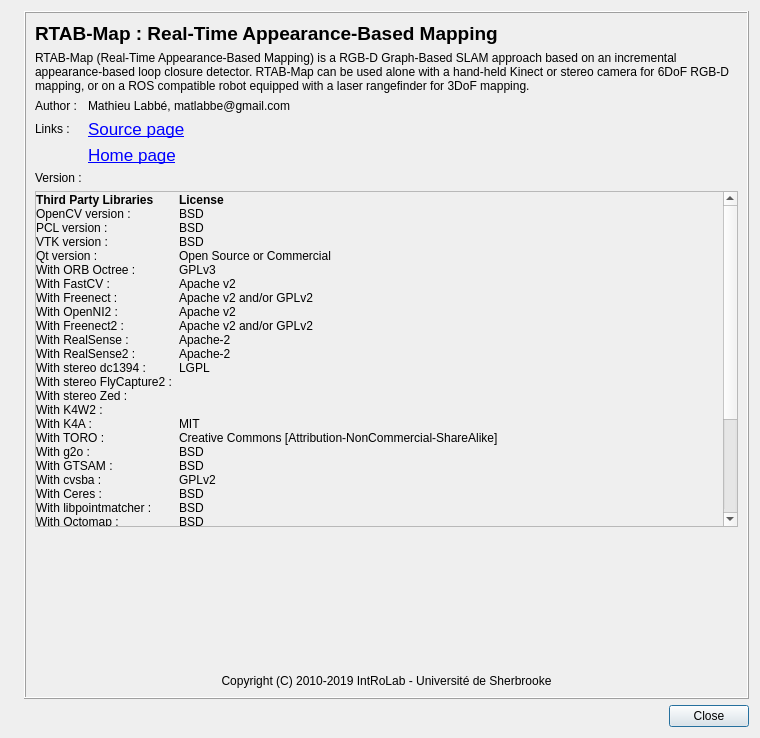
Qt form guilib/src/ui/aboutDialog.ui (introlab/rtabmap) before a commit.
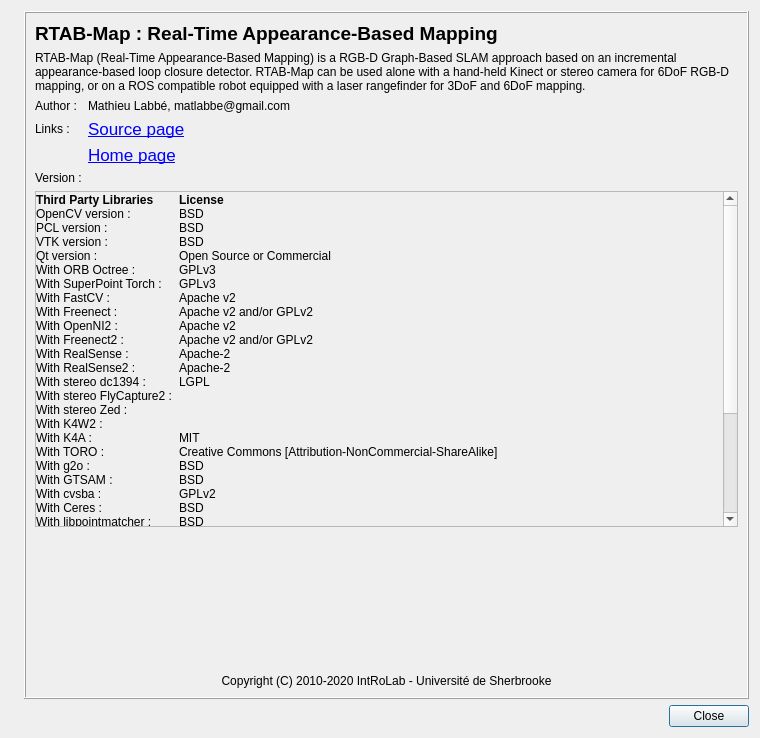
The same form after that commit. Icons and pictures are not drawn.

Commit message: 0.19.7: added SuperPoint Torch feature support. RegVis: keep Feature2D detectors as class members instead of recreating them at each registration.

The edit to the form file:
```diff
--- a/guilib/src/ui/aboutDialog.ui
+++ b/guilib/src/ui/aboutDialog.ui
@@ -64,7 +64,7 @@
         <item>
          <widget class="QLabel" name="label_9">
           <property name="text">
-           <string>RTAB-Map (Real-Time Appearance-Based Mapping) is a RGB-D Graph-Based SLAM approach based on an incremental appearance-based loop closure detector. RTAB-Map can be used alone with a hand-held Kinect or stereo camera for 6DoF RGB-D mapping, or on a ROS compatible robot equipped with a laser rangefinder for 3DoF mapping.</string>
+           <string>RTAB-Map (Real-Time Appearance-Based Mapping) is a RGB-D Graph-Based SLAM approach based on an incremental appearance-based loop closure detector. RTAB-Map can be used alone with a hand-held Kinect or stereo camera for 6DoF RGB-D mapping, or on a ROS compatible robot equipped with a laser rangefinder for 3DoF and 6DoF mapping.</string>
           </property>
           <property name="alignment">
            <set>Qt::AlignLeading|Qt::AlignLeft|Qt::AlignVCenter</set>
@@ -162,9 +162,9 @@
            <property name="geometry">
             <rect>
              <x>0</x>
-             <y>-387</y>
+             <y>0</y>
              <width>596</width>
-             <height>797</height>
+             <height>820</height>
             </rect>
            </property>
            <layout class="QVBoxLayout" name="verticalLayout_2">
@@ -185,7 +185,7 @@
             </property>
             <item>
              <layout class="QGridLayout" name="gridLayout_2" columnstretch="0,0,1">
-              <item row="14" column="0">
+              <item row="15" column="0">
                <widget class="QLabel" name="label_21">
                 <property name="text">
                  <string>With stereo Zed :</string>
@@ -195,7 +195,7 @@
                 </property>
                </widget>
               </item>
-              <item row="27" column="0">
+              <item row="28" column="0">
                <widget class="QLabel" name="label_25">
                 <property name="text">
                  <string>With FOVIS :</string>
@@ -205,7 +205,7 @@
                 </property>
                </widget>
               </item>
-              <item row="27" column="2">
+              <item row="28" column="2">
                <widget class="QLabel" name="label_fovis_license">
                 <property name="text">
                  <string>GPLv2</string>
@@ -238,7 +238,7 @@
                 </property>
                </widget>
               </item>
-              <item row="11" column="1">
+              <item row="12" column="1">
                <widget class="QLabel" name="label_realsense2">
                 <property name="text">
                  <string/>
@@ -251,7 +251,7 @@
                 </property>
                </widget>
               </item>
-              <item row="31" column="0">
+              <item row="32" column="0">
                <widget class="QLabel" name="label_35">
                 <property name="text">
                  <string>With OKVIS :</string>
@@ -261,7 +261,7 @@
                 </property>
                </widget>
               </item>
-              <item row="29" column="1">
+              <item row="30" column="1">
                <widget class="QLabel" name="label_dvo">
                 <property name="text">
                  <string/>
@@ -274,7 +274,7 @@
                 </property>
                </widget>
               </item>
-              <item row="8" column="1">
+              <item row="9" column="1">
                <widget class="QLabel" name="label_openni2">
                 <property name="text">
                  <string/>
@@ -297,7 +297,7 @@
                 </property>
                </widget>
               </item>
-              <item row="11" column="2">
+              <item row="12" column="2">
                <widget class="QLabel" name="label_realsense2_license">
                 <property name="text">
                  <string>Apache-2</string>
@@ -307,7 +307,7 @@
                 </property>
                </widget>
               </item>
-              <item row="31" column="1">
+              <item row="32" column="1">
                <widget class="QLabel" name="label_okvis">
                 <property name="text">
                  <string/>
@@ -320,7 +320,7 @@
                 </property>
                </widget>
               </item>
-              <item row="33" column="0">
+              <item row="34" column="0">
                <widget class="QLabel" name="label_34">
                 <property name="text">
                  <string>With MSCKF :</string>
@@ -330,7 +330,7 @@
                 </property>
                </widget>
               </item>
-              <item row="23" column="1">
+              <item row="24" column="1">
                <widget class="QLabel" name="label_octomap">
                 <property name="text">
                  <string/>
@@ -343,7 +343,7 @@
                 </property>
                </widget>
               </item>
-              <item row="33" column="1">
+              <item row="34" column="1">
                <widget class="QLabel" name="label_msckf">
                 <property name="text">
                  <string/>
@@ -356,7 +356,7 @@
                 </property>
                </widget>
               </item>
-              <item row="8" column="2">
+              <item row="9" column="2">
                <widget class="QLabel" name="label_openni2_license">
                 <property name="text">
                  <string>Apache v2</string>
@@ -376,7 +376,7 @@
                 </property>
                </widget>
               </item>
-              <item row="15" column="0">
+              <item row="16" column="0">
                <widget class="QLabel" name="label_38">
                 <property name="text">
                  <string>With K4W2 :</string>
@@ -386,7 +386,7 @@
                 </property>
                </widget>
               </item>
-              <item row="14" column="1">
+              <item row="15" column="1">
                <widget class="QLabel" name="label_zed">
                 <property name="text">
                  <string/>
@@ -399,7 +399,7 @@
                 </property>
                </widget>
               </item>
-              <item row="24" column="0">
+              <item row="25" column="0">
                <widget class="QLabel" name="label_24">
                 <property name="text">
                  <string>With CPU-TSDF :</string>
@@ -409,7 +409,7 @@
                 </property>
                </widget>
               </item>
-              <item row="12" column="0">
+              <item row="13" column="0">
                <widget class="QLabel" name="label_16">
                 <property name="text">
                  <string>With stereo dc1394 :</string>
@@ -419,7 +419,7 @@
                 </property>
                </widget>
               </item>
-              <item row="28" column="0">
+              <item row="29" column="0">
                <widget class="QLabel" name="label_26">
                 <property name="text">
                  <string>With Viso2 :</string>
@@ -429,7 +429,7 @@
                 </property>
                </widget>
               </item>
-              <item row="30" column="0">
+              <item row="31" column="0">
                <widget class="QLabel" name="label_28">
                 <property name="text">
                  <string>With ORB SLAM 2 :</string>
@@ -449,7 +449,7 @@
                 </property>
                </widget>
               </item>
-              <item row="30" column="1">
+              <item row="31" column="1">
                <widget class="QLabel" name="label_orbslam2">
                 <property name="text">
                  <string/>
@@ -462,7 +462,7 @@
                 </property>
                </widget>
               </item>
-              <item row="12" column="2">
+              <item row="13" column="2">
                <widget class="QLabel" name="label_dc1394_license">
                 <property name="text">
                  <string>LGPL</string>
@@ -472,7 +472,7 @@
                 </property>
                </widget>
               </item>
-              <item row="28" column="2">
+              <item row="29" column="2">
                <widget class="QLabel" name="label_viso2_license">
                 <property name="text">
                  <string>GPLv3</string>
@@ -482,7 +482,7 @@
                 </property>
                </widget>
               </item>
-              <item row="13" column="0">
+              <item row="14" column="0">
                <widget class="QLabel" name="label_17">
                 <property name="text">
                  <string>With stereo FlyCapture2 :</string>
@@ -492,7 +492,7 @@
                 </property>
                </widget>
               </item>
-              <item row="23" column="0">
+              <item row="24" column="0">
                <widget class="QLabel" name="label_20">
                 <property name="text">
                  <string>With Octomap :</string>
@@ -502,7 +502,7 @@
                 </property>
                </widget>
               </item>
-              <item row="17" column="0">
+              <item row="18" column="0">
                <widget class="QLabel" name="label_77">
                 <property name="text">
                  <string>With TORO :</string>
@@ -512,7 +512,7 @@
                 </property>
                </widget>
               </item>
-              <item row="27" column="1">
+              <item row="28" column="1">
                <widget class="QLabel" name="label_fovis">
                 <property name="text">
                  <string/>
@@ -525,7 +525,7 @@
                 </property>
                </widget>
               </item>
-              <item row="23" column="2">
+              <item row="24" column="2">
                <widget class="QLabel" name="label_octomap_license">
                 <property name="text">
                  <string>BSD</string>
@@ -535,7 +535,7 @@
                 </property>
                </widget>
               </item>
-              <item row="9" column="0">
+              <item row="10" column="0">
                <widget class="QLabel" name="label_15">
                 <property name="text">
                  <string>With Freenect2 :</string>
@@ -545,7 +545,7 @@
                 </property>
                </widget>
               </item>
-              <item row="13" column="1">
+              <item row="14" column="1">
                <widget class="QLabel" name="label_flycapture2">
                 <property name="text">
                  <string/>
@@ -568,7 +568,7 @@
                 </property>
                </widget>
               </item>
-              <item row="9" column="2">
+              <item row="10" column="2">
                <widget class="QLabel" name="label_freenect2_license">
                 <property name="text">
                  <string>Apache v2 and/or GPLv2</string>
@@ -578,7 +578,7 @@
                 </property>
                </widget>
               </item>
-              <item row="24" column="1">
+              <item row="25" column="1">
                <widget class="QLabel" name="label_cputsdf">
                 <property name="text">
                  <string/>
@@ -591,7 +591,7 @@
                 </property>
                </widget>
               </item>
-              <item row="10" column="0">
+              <item row="11" column="0">
                <widget class="QLabel" name="label_22">
                 <property name="text">
                  <string>With RealSense :</string>
@@ -601,7 +601,7 @@
                 </property>
                </widget>
               </item>
-              <item row="20" column="0">
+              <item row="21" column="0">
                <widget class="QLabel" name="label_18">
                 <property name="text">
                  <string>With cvsba :</string>
@@ -611,7 +611,7 @@
                 </property>
                </widget>
               </item>
-              <item row="18" column="0">
+              <item row="19" column="0">
                <widget class="QLabel" name="label_14">
                 <property name="text">
                  <string>With g2o :</string>
@@ -621,7 +621,7 @@
                 </property>
                </widget>
               </item>
-              <item row="20" column="1">
+              <item row="21" column="1">
                <widget class="QLabel" name="label_cvsba">
                 <property name="text">
                  <string/>
@@ -634,7 +634,7 @@
                 </property>
                </widget>
               </item>
-              <item row="7" column="2">
+              <item row="8" column="2">
                <widget class="QLabel" name="label_freenect_license">
                 <property name="text">
                  <string>Apache v2 and/or GPLv2</string>
@@ -644,7 +644,7 @@
                 </property>
                </widget>
               </item>
-              <item row="19" column="1">
+              <item row="20" column="1">
                <widget class="QLabel" name="label_gtsam">
                 <property name="text">
                  <string/>
@@ -670,7 +670,7 @@
                 </property>
                </widget>
               </item>
-              <item row="19" column="0">
+              <item row="20" column="0">
                <widget class="QLabel" name="label_19">
                 <property name="text">
                  <string>With GTSAM :</string>
@@ -680,7 +680,7 @@
                 </property>
                </widget>
               </item>
-              <item row="12" column="1">
+              <item row="13" column="1">
                <widget class="QLabel" name="label_dc1394">
                 <property name="text">
                  <string/>
@@ -703,7 +703,7 @@
                 </property>
                </widget>
               </item>
-              <item row="7" column="0">
+              <item row="8" column="0">
                <widget class="QLabel" name="label_12">
                 <property name="text">
                  <string>With Freenect :</string>
@@ -713,7 +713,7 @@
                 </property>
                </widget>
               </item>
-              <item row="7" column="1">
+              <item row="8" column="1">
                <widget class="QLabel" name="label_freenect">
                 <property name="text">
                  <string/>
@@ -736,7 +736,7 @@
                 </property>
                </widget>
               </item>
-              <item row="22" column="0">
+              <item row="23" column="0">
                <widget class="QLabel" name="label_29">
                 <property name="text">
                  <string>With libpointmatcher :</string>
@@ -746,7 +746,7 @@
                 </property>
                </widget>
               </item>
-              <item row="18" column="1">
+              <item row="19" column="1">
                <widget class="QLabel" name="label_g2o">
                 <property name="text">
                  <string/>
@@ -772,7 +772,7 @@
                 </property>
                </widget>
               </item>
-              <item row="9" column="1">
+              <item row="10" column="1">
                <widget class="QLabel" name="label_freenect2">
                 <property name="text">
                  <string/>
@@ -785,7 +785,7 @@
                 </property>
                </widget>
               </item>
-              <item row="11" column="0">
+              <item row="12" column="0">
                <widget class="QLabel" name="label_33">
                 <property name="text">
                  <string>With RealSense2 :</string>
@@ -795,7 +795,7 @@
                 </property>
                </widget>
               </item>
-              <item row="33" column="2">
+              <item row="34" column="2">
                <widget class="QLabel" name="label_msckf_license">
                 <property name="text">
                  <string>Penn Software License</string>
@@ -805,7 +805,7 @@
                 </property>
                </widget>
               </item>
-              <item row="10" column="1">
+              <item row="11" column="1">
                <widget class="QLabel" name="label_realsense">
                 <property name="text">
                  <string/>
@@ -818,7 +818,7 @@
                 </property>
                </widget>
               </item>
-              <item row="29" column="2">
+              <item row="30" column="2">
                <widget class="QLabel" name="label_dvo_license">
                 <property name="text">
                  <string>GPLv3</string>
@@ -828,7 +828,7 @@
                 </property>
                </widget>
               </item>
-              <item row="32" column="0">
+              <item row="33" column="0">
                <widget class="QLabel" name="label_36">
                 <property name="text">
                  <string>With loam_velodyne :</string>
@@ -861,7 +861,7 @@
                 </property>
                </widget>
               </item>
-              <item row="25" column="1">
+              <item row="26" column="1">
                <widget class="QLabel" name="label_openchisel">
                 <property name="text">
                  <string/>
@@ -874,7 +874,7 @@
                 </property>
                </widget>
               </item>
-              <item row="19" column="2">
+              <item row="20" column="2">
                <widget class="QLabel" name="label_gtsam_license">
                 <property name="text">
                  <string>BSD</string>
@@ -884,7 +884,7 @@
                 </property>
                </widget>
               </item>
-              <item row="22" column="1">
+              <item row="23" column="1">
                <widget class="QLabel" name="label_libpointmatcher">
                 <property name="text">
                  <string/>
@@ -897,7 +897,7 @@
                 </property>
                </widget>
               </item>
-              <item row="32" column="1">
+              <item row="33" column="1">
                <widget class="QLabel" name="label_loam">
                 <property name="text">
                  <string/>
@@ -910,7 +910,7 @@
                 </property>
                </widget>
               </item>
-              <item row="8" column="0">
+              <item row="9" column="0">
                <widget class="QLabel" name="label_13">
                 <property name="text">
                  <string>With OpenNI2 :</string>
@@ -920,7 +920,7 @@
                 </property>
                </widget>
               </item>
-              <item row="29" column="0">
+              <item row="30" column="0">
                <widget class="QLabel" name="label_27">
                 <property name="text">
                  <string>With DVO :</string>
@@ -930,7 +930,7 @@
                 </property>
                </widget>
               </item>
-              <item row="28" column="1">
+              <item row="29" column="1">
                <widget class="QLabel" name="label_viso2">
                 <property name="text">
                  <string/>
@@ -943,7 +943,7 @@
                 </property>
                </widget>
               </item>
-              <item row="30" column="2">
+              <item row="31" column="2">
                <widget class="QLabel" name="label_orbslam2_license">
                 <property name="text">
                  <string>GPLv3</string>
@@ -953,7 +953,7 @@
                 </property>
                </widget>
               </item>
-              <item row="25" column="0">
+              <item row="26" column="0">
                <widget class="QLabel" name="label_30">
                 <property name="text">
                  <string>With OpenChisel :</string>
@@ -976,7 +976,7 @@
                 </property>
                </widget>
               </item>
-              <item row="17" column="1">
+              <item row="18" column="1">
                <widget class="QLabel" name="label_toro">
                 <property name="text">
                  <string/>
@@ -989,7 +989,7 @@
                 </property>
                </widget>
               </item>
-              <item row="18" column="2">
+              <item row="19" column="2">
                <widget class="QLabel" name="label_g2o_license">
                 <property name="text">
                  <string>BSD</string>
@@ -999,17 +999,17 @@
                 </property>
                </widget>
               </item>
-              <item row="31" column="2">
-               <widget class="QLabel" name="label_okvis_license">
-                <property name="text">
-                 <string>BSD</string>
-                </property>
-                <property name="wordWrap">
-                 <bool>true</bool>
-                </property>
-               </widget>
-              </item>
               <item row="32" column="2">
+               <widget class="QLabel" name="label_okvis_license">
+                <property name="text">
+                 <string>BSD</string>
+                </property>
+                <property name="wordWrap">
+                 <bool>true</bool>
+                </property>
+               </widget>
+              </item>
+              <item row="33" column="2">
                <widget class="QLabel" name="label_loam_license">
                 <property name="text">
                  <string>BSD</string>
@@ -1039,7 +1039,7 @@
                 </property>
                </widget>
               </item>
-              <item row="22" column="2">
+              <item row="23" column="2">
                <widget class="QLabel" name="label_libpointmatcher_license">
                 <property name="text">
                  <string>BSD</string>
@@ -1049,7 +1049,7 @@
                 </property>
                </widget>
               </item>
-              <item row="24" column="2">
+              <item row="25" column="2">
                <widget class="QLabel" name="label_cputsdf_license">
                 <property name="text">
                  <string>BSD</string>
@@ -1069,7 +1069,7 @@
                 </property>
                </widget>
               </item>
-              <item row="20" column="2">
+              <item row="21" column="2">
                <widget class="QLabel" name="label_cvsba_license">
                 <property name="text">
                  <string>GPLv2</string>
@@ -1079,7 +1079,7 @@
                 </property>
                </widget>
               </item>
-              <item row="17" column="2">
+              <item row="18" column="2">
                <widget class="QLabel" name="label_toro_license">
                 <property name="text">
                  <string>Creative Commons [Attribution-NonCommercial-ShareAlike]</string>
@@ -1089,7 +1089,7 @@
                 </property>
                </widget>
               </item>
-              <item row="10" column="2">
+              <item row="11" column="2">
                <widget class="QLabel" name="label_realsense_license">
                 <property name="text">
                  <string>Apache-2</string>
@@ -1112,7 +1112,7 @@
                 </property>
                </widget>
               </item>
-              <item row="16" column="0">
+              <item row="17" column="0">
                <widget class="QLabel" name="label_68">
                 <property name="text">
                  <string>With K4A :</string>
@@ -1122,20 +1122,20 @@
                 </property>
                </widget>
               </item>
-              <item row="15" column="1">
-               <widget class="QLabel" name="label_k4w2">
-                <property name="text">
-                 <string/>
-                </property>
-                <property name="alignment">
-                 <set>Qt::AlignLeading|Qt::AlignLeft|Qt::AlignVCenter</set>
-                </property>
-                <property name="wordWrap">
-                 <bool>true</bool>
-                </property>
-               </widget>
-              </item>
               <item row="16" column="1">
+               <widget class="QLabel" name="label_k4w2">
+                <property name="text">
+                 <string/>
+                </property>
+                <property name="alignment">
+                 <set>Qt::AlignLeading|Qt::AlignLeft|Qt::AlignVCenter</set>
+                </property>
+                <property name="wordWrap">
+                 <bool>true</bool>
+                </property>
+               </widget>
+              </item>
+              <item row="17" column="1">
                <widget class="QLabel" name="label_k4a">
                 <property name="text">
                  <string/>
@@ -1148,7 +1148,7 @@
                 </property>
                </widget>
               </item>
-              <item row="16" column="2">
+              <item row="17" column="2">
                <widget class="QLabel" name="label_g2o_license_3">
                 <property name="text">
                  <string>MIT</string>
@@ -1158,7 +1158,7 @@
                 </property>
                </widget>
               </item>
-              <item row="6" column="0">
+              <item row="7" column="0">
                <widget class="QLabel" name="label_39">
                 <property name="text">
                  <string>With FastCV :</string>
@@ -1168,7 +1168,7 @@
                 </property>
                </widget>
               </item>
-              <item row="6" column="1">
+              <item row="7" column="1">
                <widget class="QLabel" name="label_fastcv">
                 <property name="text">
                  <string/>
@@ -1181,7 +1181,7 @@
                 </property>
                </widget>
               </item>
-              <item row="6" column="2">
+              <item row="7" column="2">
                <widget class="QLabel" name="label_fastcv_license">
                 <property name="text">
                  <string>Apache v2</string>
@@ -1191,7 +1191,7 @@
                 </property>
                </widget>
               </item>
-              <item row="21" column="0">
+              <item row="22" column="0">
                <widget class="QLabel" name="label_40">
                 <property name="text">
                  <string>With Ceres :</string>
@@ -1201,7 +1201,7 @@
                 </property>
                </widget>
               </item>
-              <item row="21" column="2">
+              <item row="22" column="2">
                <widget class="QLabel" name="label_ceres_license">
                 <property name="text">
                  <string>BSD</string>
@@ -1211,7 +1211,7 @@
                 </property>
                </widget>
               </item>
-              <item row="21" column="1">
+              <item row="22" column="1">
                <widget class="QLabel" name="label_ceres">
                 <property name="text">
                  <string/>
@@ -1224,7 +1224,7 @@
                 </property>
                </widget>
               </item>
-              <item row="26" column="0">
+              <item row="27" column="0">
                <widget class="QLabel" name="label_41">
                 <property name="text">
                  <string>With AliceVision :</string>
@@ -1234,7 +1234,7 @@
                 </property>
                </widget>
               </item>
-              <item row="26" column="1">
+              <item row="27" column="1">
                <widget class="QLabel" name="label_aliceVision">
                 <property name="text">
                  <string/>
@@ -1247,7 +1247,7 @@
                 </property>
                </widget>
               </item>
-              <item row="26" column="2">
+              <item row="27" column="2">
                <widget class="QLabel" name="label_aliceVision_license">
                 <property name="text">
                  <string>MPL2</string>
@@ -1257,6 +1257,39 @@
                 </property>
                </widget>
               </item>
+              <item row="6" column="2">
+               <widget class="QLabel" name="label_sptorch_license">
+                <property name="text">
+                 <string>GPLv3</string>
+                </property>
+                <property name="wordWrap">
+                 <bool>true</bool>
+                </property>
+               </widget>
+              </item>
+              <item row="6" column="0">
+               <widget class="QLabel" name="label_42">
+                <property name="text">
+                 <string>With SuperPoint Torch :</string>
+                </property>
+                <property name="wordWrap">
+                 <bool>true</bool>
+                </property>
+               </widget>
+              </item>
+              <item row="6" column="1">
+               <widget class="QLabel" name="label_sptorch">
+                <property name="text">
+                 <string/>
+                </property>
+                <property name="alignment">
+                 <set>Qt::AlignLeading|Qt::AlignLeft|Qt::AlignVCenter</set>
+                </property>
+                <property name="wordWrap">
+                 <bool>true</bool>
+                </property>
+               </widget>
+              </item>
              </layout>
             </item>
            </layout>
@@ -1292,7 +1325,7 @@
         <item>
          <widget class="QLabel" name="label_5">
           <property name="text">
-           <string>Copyright (C) 2010-2019 IntRoLab - Université de Sherbrooke</string>
+           <string>Copyright (C) 2010-2020 IntRoLab - Université de Sherbrooke</string>
           </property>
           <property name="alignment">
            <set>Qt::AlignCenter</set>
```
The commit also changes 15 other files.
